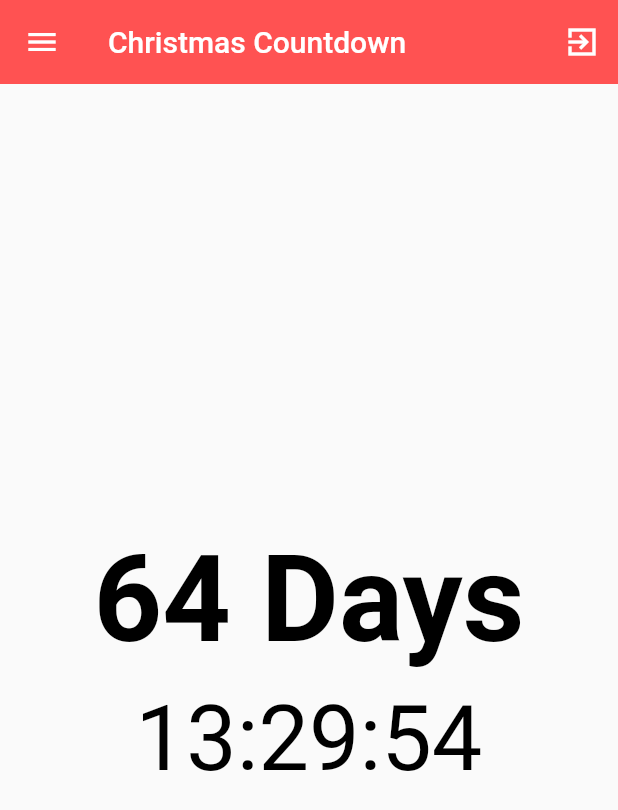
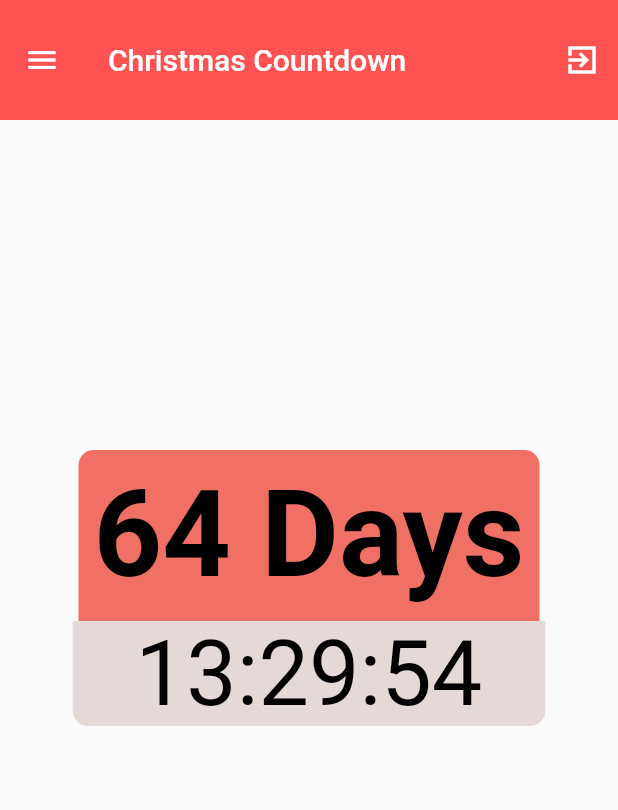
Before and after one commit to Lance-Abella/Countdown_Timer, a Flutter app: the screen it shows after launch, on a phone screen of 412 x 824 dp. Shown: the top 810 px of the screen. Run offline on Flutter 3.47's test engine with Material 2 defaults, Android fonts, the phone set to English and light mode, and no system bars.

Commit message:
designing

```diff
--- a/lib/homepage.dart
+++ b/lib/homepage.dart
@@ -59,6 +59,7 @@ class _ChristmasCountdownAppState extends State<ChristmasCountdownApp> {
 
         appBar: AppBar(
           elevation: 0,
+          toolbarHeight: 80,
           title: Text("Christmas Countdown"),
           backgroundColor: Colors.redAccent,
           leading: IconButton(
@@ -77,7 +78,14 @@ class _ChristmasCountdownAppState extends State<ChristmasCountdownApp> {
           child: Column(
             mainAxisAlignment: MainAxisAlignment.center,
             children: [
-              Text(
+
+              Container(
+                padding: EdgeInsets.all(10),
+                decoration: BoxDecoration(
+                  borderRadius: BorderRadius.only(topLeft: Radius.circular(10), topRight: Radius.circular(10)),
+                  color: Color.fromRGBO(241, 112, 102, 1),
+                ),
+                child: Text(
                   daysText, // Show days above hours, minutes, and seconds
                   style: TextStyle(
                     fontWeight: FontWeight.bold,
@@ -85,10 +93,17 @@ class _ChristmasCountdownAppState extends State<ChristmasCountdownApp> {
                     fontSize: 80,
                   ),
                 ),
-              SizedBox(
-                height: 10,
               ),
-              Text(
+
+              Container(
+                margin: EdgeInsets.only(bottom: 120),
+                width: 315,
+                decoration: BoxDecoration(
+                  borderRadius: BorderRadius.only(bottomLeft: Radius.circular(10), bottomRight: Radius.circular(10)),
+                  color: Color.fromRGBO(229, 217, 215, 1),
+                ),
+                child: Center(
+                  child: Text(
                     countdownText,
                     style: TextStyle(
                       fontWeight: FontWeight.w400,
@@ -96,6 +111,9 @@ class _ChristmasCountdownAppState extends State<ChristmasCountdownApp> {
                       fontSize: 60,
                     ),
                   ),
+                ),
+              ),
+
             ],
           ),
         ),
```
Lines whose indentation alone changed are shown as unchanged.
